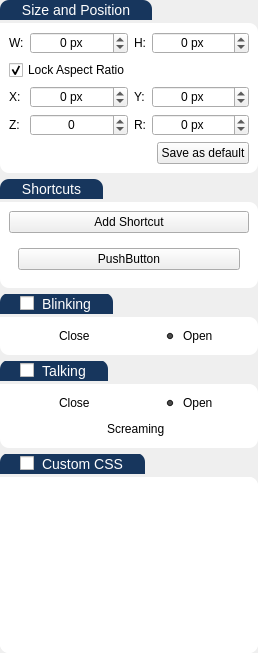
Gemmstone/PyNGtuber, file UI/settingsWidget.ui: the form before one commit.
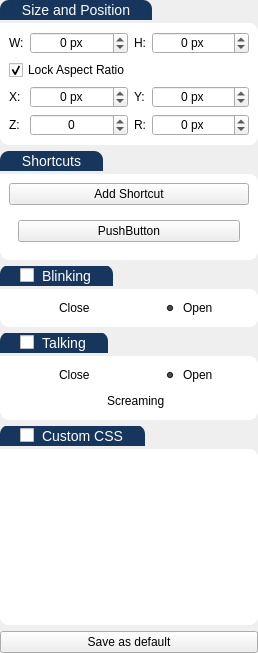
The form after the commit. Icons and pictures are not drawn.

The edit to the form file:
```diff
--- a/UI/settingsWidget.ui
+++ b/UI/settingsWidget.ui
@@ -360,32 +360,6 @@
            </property>
           </widget>
          </item>
-         <item row="4" column="0" colspan="4" alignment="Qt::AlignRight">
-          <widget class="QPushButton" name="pushButton">
-           <property name="sizePolicy">
-            <sizepolicy hsizetype="Preferred" vsizetype="Fixed">
-             <horstretch>0</horstretch>
-             <verstretch>0</verstretch>
-            </sizepolicy>
-           </property>
-           <property name="cursor">
-            <cursorShape>PointingHandCursor</cursorShape>
-           </property>
-           <property name="text">
-            <string>Save as default</string>
-           </property>
-           <property name="icon">
-            <iconset>
-             <normaloff>../Icons/bookmark-mobile-ui-svgrepo-com.svg</normaloff>../Icons/bookmark-mobile-ui-svgrepo-com.svg</iconset>
-           </property>
-           <property name="iconSize">
-            <size>
-             <width>20</width>
-             <height>20</height>
-            </size>
-           </property>
-          </widget>
-         </item>
         </layout>
        </widget>
       </item>
@@ -753,6 +727,32 @@
      </layout>
     </widget>
    </item>
+   <item>
+    <widget class="QPushButton" name="saveDefault">
+     <property name="sizePolicy">
+      <sizepolicy hsizetype="Preferred" vsizetype="Fixed">
+       <horstretch>0</horstretch>
+       <verstretch>0</verstretch>
+      </sizepolicy>
+     </property>
+     <property name="cursor">
+      <cursorShape>PointingHandCursor</cursorShape>
+     </property>
+     <property name="text">
+      <string>Save as default</string>
+     </property>
+     <property name="icon">
+      <iconset>
+       <normaloff>../Icons/bookmark-mobile-ui-svgrepo-com.svg</normaloff>../Icons/bookmark-mobile-ui-svgrepo-com.svg</iconset>
+     </property>
+     <property name="iconSize">
+      <size>
+       <width>20</width>
+       <height>20</height>
+      </size>
+     </property>
+    </widget>
+   </item>
    <item>
     <spacer name="verticalSpacer">
      <property name="orientation">
```
